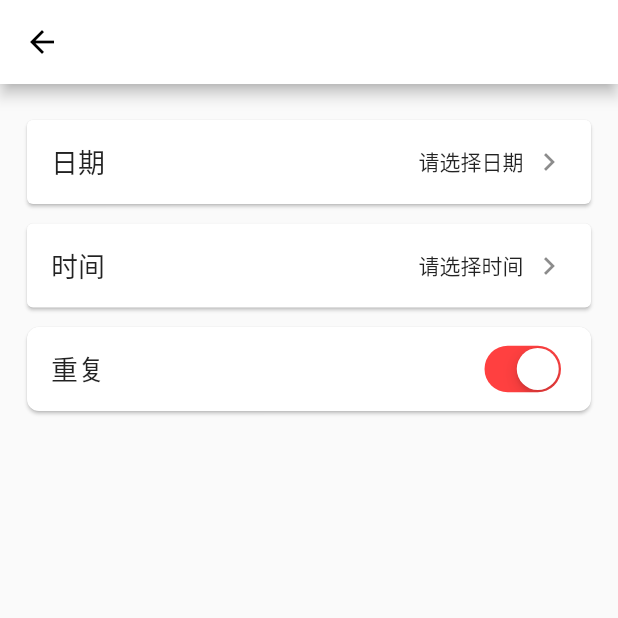
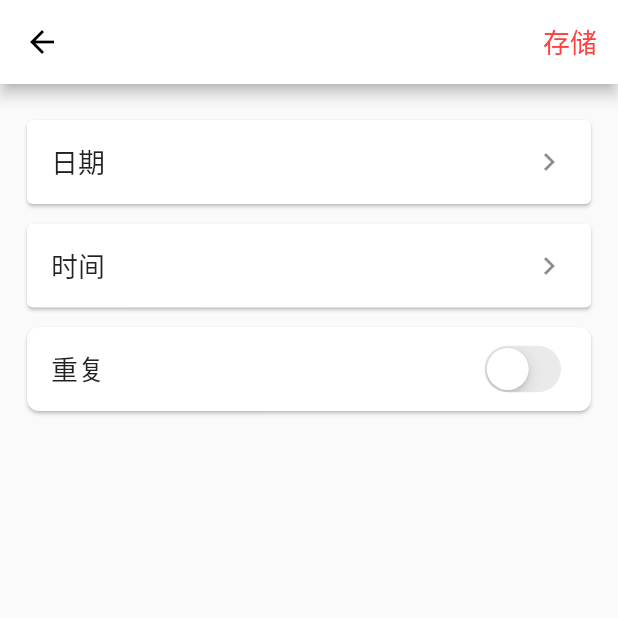
Before and after one commit to woxihejinghao/flutter_life_record, a Flutter app: the ToDoListCreatePage screen opened directly, after a tap on "时间", on a phone screen of 412 x 824 dp, the top half of it. Run offline on Flutter 3.47's test engine with Material 2 defaults, Android fonts, the phone set to English and light mode, and no system bars; drawn by our look-alikes of oktoast; our stand-ins replace sqflite; accounts and stored records are empty.

Commit message:
完善待办事项创建

```diff
--- a/lib/Page/ToDo/Models/todo_list_item_model.dart
+++ b/lib/Page/ToDo/Models/todo_list_item_model.dart
@@ -2,8 +2,8 @@ final String tableToDoList = "todo_list_item";
 
 class ToDoListItemModel {
   late int id;
-  late String name;
-  late String projectID;
+  String? name;
+  late int projectID;
   late int createTime;
   String? remark;
   String? date;
@@ -33,7 +33,7 @@ class ToDoListItemModel {
   ToDoListItemModel.fromeMap(Map<String, Object?> map) {
     id = map["id"] as int;
     name = map["name"] as String;
-    projectID = map["projectID"] as String;
+    projectID = map["projectID"] as int;
     remark = map["remark"] as String?;
     preferential = map["preferential"] == 1;
     cycle = map["cycle"] == 1;
--- a/lib/Page/ToDo/Pages/todo_list_create_page.dart
+++ b/lib/Page/ToDo/Pages/todo_list_create_page.dart
@@ -1,19 +1,42 @@
 import 'package:flutter/cupertino.dart';
 import 'package:flutter/material.dart';
 import 'package:flutter_life_record/Common/lr_color.dart';
+import 'package:flutter_life_record/Common/lr_database_tool.dart';
 import 'package:flutter_life_record/Common/lr_tool.dart';
+import 'package:flutter_life_record/Page/ToDo/Models/todo_list_item_model.dart';
+import 'package:flutter_life_record/Page/ToDo/Models/todo_project_model.dart';
 import 'package:flutter_life_record/Page/ToDo/Pages/todo_list_time_select_page.dart';
 import 'package:flutter_life_record/Page/ToDo/Pages/todo_project_select_page.dart';
+import 'package:flutter_life_record/Page/ToDo/Widgets/normal_list_tile.dart';
 
 class ToDoListCreatePage extends StatefulWidget {
-  const ToDoListCreatePage({Key? key}) : super(key: key);
+  final ToDoListItemModel? model;
+  const ToDoListCreatePage({Key? key, this.model}) : super(key: key);
 
   @override
   _ToDoListCreatePageState createState() => _ToDoListCreatePageState();
 }
 
 class _ToDoListCreatePageState extends State<ToDoListCreatePage> {
-  bool isPriority = false;
+  ToDoListItemModel? _itemModel;
+
+  String? _projectName;
+
+  late TextEditingController _titleEditingController;
+  late TextEditingController _remarkEditingController;
+
+  @override
+  void initState() {
+    super.initState();
+
+    if (widget.model == null) {
+      _itemModel = ToDoListItemModel();
+    } else {
+      _itemModel = widget.model;
+    }
+    _titleEditingController = TextEditingController(text: _itemModel?.name);
+    _remarkEditingController = TextEditingController(text: _itemModel?.remark);
+  }
 
   @override
   Widget build(BuildContext context) {
@@ -41,16 +64,37 @@ class _ToDoListCreatePageState extends State<ToDoListCreatePage> {
               SizedBox(
                 height: 20,
               ),
-              normalCardItem("列表", () {
-                Navigator.push(context, MaterialPageRoute(builder: (context) {
-                  return ToDoProjectSelectPage();
-                }));
-              }),
-              normalCardItem("时间", () {
-                Navigator.push(context, MaterialPageRoute(builder: (context) {
-                  return ToDoListTimeSelectPage();
-                }));
-              }),
+              NormalListTile(
+                title: "列表",
+                subTitle: _projectName ?? "",
+                onTap: () {
+                  Navigator.push(context, MaterialPageRoute(builder: (context) {
+                    return ToDoProjectSelectPage();
+                  })).then((value) {
+                    if (value is ToDoProjectModel) {
+                      ToDoProjectModel model = value;
+                      _itemModel?.projectID = model.id;
+                      _projectName = model.name;
+                      setState(() {});
+                    }
+                  });
+                },
+              ),
+              NormalListTile(
+                title: "时间",
+                onTap: () {
+                  Navigator.push(context, MaterialPageRoute(builder: (context) {
+                    return ToDoListTimeSelectPage();
+                  })).then((value) {
+                    if (value is Map<String, Object?>) {
+                      Map<String, Object?> map = value;
+                      _itemModel?.date = map["date"] as String?;
+                      _itemModel?.time = map["time"] as String?;
+                      _itemModel?.cycle = map["cycle"] as bool?;
+                    }
+                  });
+                },
+              ),
               SizedBox(
                 height: 20,
               ),
@@ -68,6 +112,7 @@ class _ToDoListCreatePageState extends State<ToDoListCreatePage> {
         crossAxisAlignment: CrossAxisAlignment.stretch,
         children: [
           TextField(
+            controller: _titleEditingController,
             maxLines: 1,
             style: TextStyle(fontSize: 18),
             decoration: InputDecoration(
@@ -80,6 +125,7 @@ class _ToDoListCreatePageState extends State<ToDoListCreatePage> {
             color: LRThemeColor.lineColor,
           ),
           TextField(
+            controller: _remarkEditingController,
             minLines: 5,
             maxLines: 5,
             style: TextStyle(fontSize: 18),
@@ -91,34 +137,6 @@ class _ToDoListCreatePageState extends State<ToDoListCreatePage> {
         ],
       ),
       shape: LRTool.getBorderRadius(8),
-    );
-  }
-
-  Widget normalCardItem(String title, GestureTapCallback? onTap) {
-    return InkWell(
-      onTap: onTap,
-      child: Card(
-        shape: LRTool.getBorderRadius(8),
-        child: Container(
-          height: 50,
-          padding: EdgeInsets.only(left: 14, right: 14),
-          child: Row(
-            mainAxisAlignment: MainAxisAlignment.spaceBetween,
-            children: [
-              Text(
-                title,
-                style: TextStyle(fontSize: 16, fontWeight: FontWeight.w500),
-              ),
-              Icon(
-                Icons.arrow_forward_ios,
-                size: 12,
-                color: LRThemeColor.lightTextColor,
-              )
-            ],
-          ),
-        ),
-        elevation: 1,
-      ),
     );
   }
 
@@ -139,10 +157,10 @@ class _ToDoListCreatePageState extends State<ToDoListCreatePage> {
               ),
               CupertinoSwitch(
                 activeColor: LRThemeColor.mainColor,
-                value: this.isPriority,
+                value: _itemModel?.preferential ?? false,
                 onChanged: (isOn) {
                   setState(() {
-                    this.isPriority = isOn;
+                    _itemModel?.preferential = isOn;
                   });
                 },
               )
@@ -153,4 +171,14 @@ class _ToDoListCreatePageState extends State<ToDoListCreatePage> {
       ),
     );
   }
+
+  //检查列表
+  checkProjectName(int projectID) async {
+    var model = await LRDataBaseTool.getInstance().getToDoProject(projectID);
+    if (model != null) {
+      setState(() {
+        _projectName = model.name;
+      });
+    }
+  }
 }
--- a/lib/Page/ToDo/Pages/todo_list_time_select_page.dart
+++ b/lib/Page/ToDo/Pages/todo_list_time_select_page.dart
@@ -1,5 +1,7 @@
 import 'package:flutter/material.dart';
 import 'package:flutter_life_record/Common/lr_color.dart';
+import 'package:flutter_life_record/Common/lr_tool.dart';
+import 'package:flutter_life_record/Page/ToDo/Widgets/normal_list_tile.dart';
 import 'package:flutter_life_record/Page/ToDo/Widgets/switch_item.dart';
 
 class ToDoListTimeSelectPage extends StatefulWidget {
@@ -10,60 +12,65 @@ class ToDoListTimeSelectPage extends StatefulWidget {
 }
 
 class _ToDoListTimeSelectPageState extends State<ToDoListTimeSelectPage> {
+  String? _dateString;
+  String? _timeString;
+  bool _cycle = false;
+
+  DateTime? _date;
+
   @override
   Widget build(BuildContext context) {
     return Scaffold(
       appBar: AppBar(
         title: Text("时间设置"),
+        actions: [
+          TextButton(
+              onPressed: () {
+                Navigator.of(context).pop({
+                  "cycle": _cycle,
+                  "date": _date.toString(),
+                  "time": _timeString
+                });
+              },
+              child: Text(
+                "存储",
+                style: TextStyle(fontSize: 18, color: LRThemeColor.mainColor),
+              ))
+        ],
       ),
       body: Padding(
         padding: EdgeInsets.fromLTRB(14, 20, 14, 20),
         child: Column(
           children: [
-            getListItem("日期", "请选择日期", () {
-              selectDate();
-            }),
+            NormalListTile(
+                title: "日期",
+                subTitle: _dateString ?? "",
+                onTap: () {
+                  selectDate();
+                }),
             SizedBox(
               height: 5,
             ),
-            getListItem("时间", "请选择时间", () {
-              selectTime();
-            }),
+            NormalListTile(
+                title: "时间",
+                subTitle: _timeString ?? "",
+                onTap: () {
+                  selectTime();
+                }),
             SizedBox(
               height: 5,
             ),
             SwitchItem(
               title: "重复",
-              isOn: true,
+              isOn: _cycle,
               valueChanged: (isOn) {
-                print("切换$isOn");
+                setState(() {
+                  _cycle = isOn;
+                });
               },
             )
           ],
         ),
-      ),
-    );
-  }
-
-  Widget getListItem(String title, String value, GestureTapCallback? onTap) {
-    return Card(
-      child: ListTile(
-        leading: Text(
-          title,
-          style: TextStyle(fontSize: 18),
-        ),
-        trailing: Row(
-          crossAxisAlignment: CrossAxisAlignment.center,
-          mainAxisSize: MainAxisSize.min,
-          children: [
-            Text(value),
-            SizedBox(
-              width: 5,
-            ),
-            Icon(Icons.keyboard_arrow_right)
-          ],
-        ),
-        onTap: onTap,
       ),
     );
   }
@@ -83,8 +90,12 @@ class _ToDoListTimeSelectPageState extends State<ToDoListTimeSelectPage> {
                   brightness: Brightness.light),
               child: child!);
         });
-
-    print("选择的时间$dateTime");
+    if (dateTime != null) {
+      setState(() {
+        _date = dateTime;
+        _dateString = "${dateTime.year}-${dateTime.month}-${dateTime.day}";
+      });
+    }
   }
 
   ///选择时间
@@ -92,7 +103,10 @@ class _ToDoListTimeSelectPageState extends State<ToDoListTimeSelectPage> {
     TimeOfDay initialTime = TimeOfDay.now();
     TimeOfDay? result =
         await showTimePicker(context: context, initialTime: initialTime);
-
-    print("选择的时间$result");
+    if (result != null) {
+      setState(() {
+        _timeString = "${result.hour}:${result.minute}";
+      });
+    }
   }
 }
--- /dev/null
+++ b/lib/Page/ToDo/Widgets/normal_list_tile.dart
@@ -0,0 +1,41 @@
+import 'package:flutter/material.dart';
+import 'package:flutter_life_record/Common/lr_color.dart';
+import 'package:flutter_life_record/Common/lr_tool.dart';
+
+class NormalListTile extends StatelessWidget {
+  final String title;
+  final String subTitle;
+  final GestureTapCallback? onTap;
+  const NormalListTile(
+      {Key? key, this.title = "标题", this.subTitle = "", this.onTap})
+      : super(key: key);
+
+  @override
+  Widget build(BuildContext context) {
+    return Card(
+      child: ListTile(
+        leading: Text(
+          title,
+          style: TextStyle(fontSize: 18),
+        ),
+        trailing: Row(
+          crossAxisAlignment: CrossAxisAlignment.center,
+          mainAxisSize: MainAxisSize.min,
+          children: [
+            Text(
+              subTitle,
+              style:
+                  TextStyle(fontSize: 16, color: LRThemeColor.lightTextColor),
+            ),
+            SizedBox(
+              width: 5,
+            ),
+            Icon(Icons.keyboard_arrow_right)
+          ],
+        ),
+        shape: LRTool.getBorderRadius(8),
+        onTap: onTap,
+      ),
+    );
+  }
+}
--- a/lib/Page/ToDo/Widgets/todo_project_card.dart
+++ b/lib/Page/ToDo/Widgets/todo_project_card.dart
@@ -1,5 +1,4 @@
 import 'package:flutter/material.dart';
-import 'package:flutter_life_record/Common/lr_color.dart';
 
 class ToDoProjectCard extends StatelessWidget {
   final IconData iconData;
```
Also changed, not shown: lib/Common/lr_database_tool.dart (+17 -3 lines), lib/Page/ToDo/Pages/todo_project_select_page.dart (+26 -3 lines), 1 other file.
